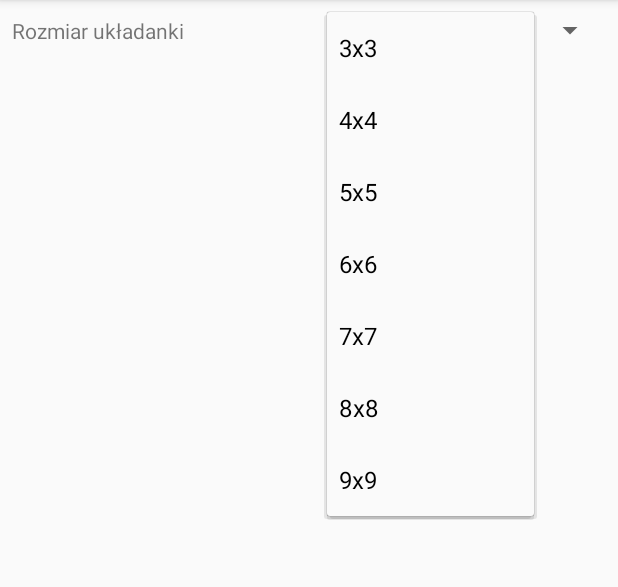
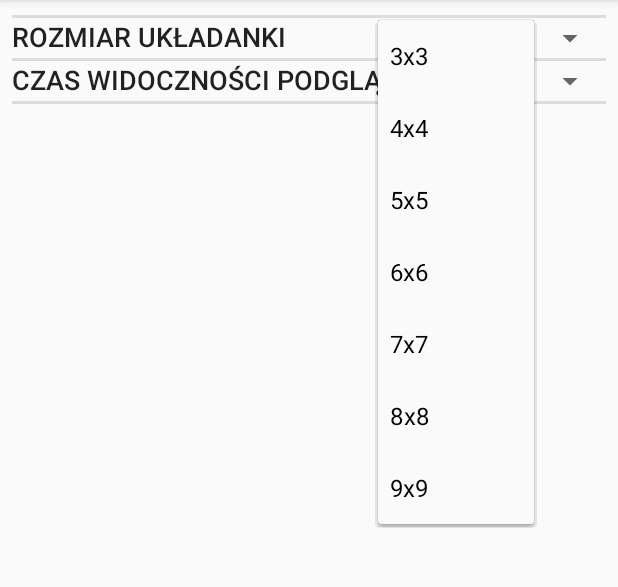
Before and after one commit to Nidckon/nPictureSlider, an Android app: the SettingsActivity screen opened directly, with no data from a screen before it, after a tap on "4x4", on a phone screen of 412 x 824 dp, the part 84-671 px from its top. Run offline under Robolectric (Android 15) with nearby library versions, the phone set to English and light mode, and no system bars.

Commit message:
zachowywanie nowych ustawień

```diff
--- a/app/src/main/java/pl/nidckon/npictureslider/SettingsActivity.kt
+++ b/app/src/main/java/pl/nidckon/npictureslider/SettingsActivity.kt
@@ -5,6 +5,7 @@ import android.os.Bundle
 import android.view.View
 import android.widget.AdapterView
 import android.widget.Spinner
+import pl.nidckon.npictureslider.Settings.Companion.const
 
 class SettingsActivity : AppCompatActivity(), AdapterView.OnItemSelectedListener {
     private val size = Settings.getSettings().size
@@ -13,21 +14,61 @@ class SettingsActivity : AppCompatActivity(), AdapterView.OnItemSelectedListener
     override fun onCreate(savedInstanceState: Bundle?) {
         super.onCreate(savedInstanceState)
         setContentView(R.layout.settings)
-        val spinner = findViewById<Spinner>(R.id.spinner)
+        initSize()
+        initTime()
+    }
+
+    private fun initSize() {
+        val spinner = findViewById<Spinner>(R.id.partsAmount)
         spinner.setSelection(size-min, false)
         spinner.invalidate()
         spinner.onItemSelectedListener = this
     }
 
+    private fun initTime() {
+        val spinner = findViewById<Spinner>(R.id.previewTime)
+        spinner.setSelection(getTimePositionByValue(Settings.getSettings().previewTime), false)
+        spinner.invalidate()
+        spinner.onItemSelectedListener = this
+    }
+
+    private fun getTimePositionByValue(value:Int): Int {
+        Logger.get().i(this,"resources string array: ${resources.getStringArray(R.array.preview_time).toList()}")
+        Logger.get().i(this,"resources string array values: ${resources.getStringArray(R.array.preview_time_values).toList()}")
+        return resources.getStringArray(R.array.preview_time_values)
+                .mapIndexed { index, v -> if (v.toInt()==value) index else null }
+                .first { v -> v != null }?: 0
+    }
+
     override fun onNothingSelected(parent: AdapterView<*>?) {}
 
     override fun onItemSelected(parent: AdapterView<*>?, view: View?, position: Int, id: Long) {
+        Logger.get().i(this, "Catch event: [position= $position, id= $id, parent= ${parent?.id}, view= ${view?.id?.toLong()}]")
+        Logger.get().i(this, "Event when TIME[${R.id.previewTime}] and SIZE[${R.id.partsAmount}]")
+        when(parent?.id) {
+            R.id.partsAmount -> onPicturePartsChange(position)
+            R.id.previewTime -> onPreviewTimeChange(position)
+        }
+    }
+
+    private fun onPreviewTimeChange(position: Int) {
+        val times = resources.getStringArray(R.array.preview_time_values)
+        val newVal = times[position].toInt()
+        Logger.get().i(this, "<< Settings-Time: $newVal")
+        Settings.getSettings().previewTime = newVal
+        getSharedPreferences(const.PREF_NAME, 0)
+                .edit()
+                .putInt(const.TIME, newVal)
+                .apply()
+    }
+
+    private fun onPicturePartsChange(position: Int) {
         val newSize = (min + position)
         Logger.get().i(this, "<< Settings-Size: $newSize")
         Settings.getSettings().size = newSize
-        getSharedPreferences("pictureslider", 0)
+        getSharedPreferences(const.PREF_NAME, 0)
                 .edit()
-                .putInt("size", newSize)
+                .putInt(const.SIZE, newSize)
                 .apply()
     }
 }
--- a/app/src/main/res/layout/settings.xml
+++ b/app/src/main/res/layout/settings.xml
@@ -25,6 +25,7 @@
             android:layout_height="wrap_content"
             android:orientation="vertical">
 
+            <View style="@style/Divider"/>
             <LinearLayout
                 android:layout_width="match_parent"
                 android:layout_height="match_parent"
@@ -37,16 +38,48 @@
                     android:layout_width="wrap_content"
                     android:layout_height="wrap_content"
                     android:layout_weight="1"
-                    android:text="Rozmiar układanki" />
+                    android:text="Rozmiar układanki"
+                    android:textAppearance="@style/TextAppearance.AppCompat.Button"
+                    android:textSize="18sp" />
 
                 <Spinner
-                    android:id="@+id/spinner"
+                    android:id="@+id/partsAmount"
                     android:layout_width="wrap_content"
                     android:layout_height="wrap_content"
+                    android:textAlignment="textEnd"
+                    android:gravity="end"
                     android:layout_weight="1"
                     android:dropDownWidth="match_parent"
                     android:entries="@array/puzzle_size" />
             </LinearLayout>
+            <View style="@style/Divider"/>
+            <LinearLayout
+                android:layout_width="match_parent"
+                android:layout_height="match_parent"
+                android:orientation="horizontal"
+                app:layout_constraintEnd_toEndOf="parent"
+                app:layout_constraintStart_toEndOf="@+id/scrollView2">
+
+                <TextView
+                    android:id="@+id/label2"
+                    android:layout_width="wrap_content"
+                    android:layout_height="wrap_content"
+                    android:layout_weight="1"
+                    android:text="Czas widoczności podglądu [s]:"
+                    android:textAppearance="@style/TextAppearance.AppCompat.Button"
+                    android:textSize="18sp" />
+
+                <Spinner
+                    android:id="@+id/previewTime"
+                    android:layout_width="wrap_content"
+                    android:layout_height="wrap_content"
+                    android:textAlignment="textEnd"
+                    android:gravity="end"
+                    android:layout_weight="1"
+                    android:dropDownWidth="match_parent"
+                    android:entries="@array/preview_time" />
+            </LinearLayout>
+            <View style="@style/Divider"/>
         </LinearLayout>
     </ScrollView>
 
--- a/app/src/main/res/values/strings.xml
+++ b/app/src/main/res/values/strings.xml
@@ -10,4 +10,19 @@
         <item value="8">8x8</item>
         <item value="9">9x9</item>
     </string-array>
+
+    <string-array name="preview_time">
+        <item value="-1">∞</item>
+        <item value="3">3</item>
+        <item value="5">5</item>
+        <item value="10">10</item>
+    </string-array>
+
+    <string-array name="preview_time_values">
+        <item value="-1">-1</item>
+        <item value="3">3</item>
+        <item value="5">5</item>
+        <item value="10">10</item>
+    </string-array>
+
 </resources>
--- a/app/src/main/res/values/styles.xml
+++ b/app/src/main/res/values/styles.xml
@@ -8,4 +8,10 @@
         <item name="colorAccent">@color/colorAccent</item>
     </style>
 
+    <style name="Divider">
+        <item name="android:layout_width">match_parent</item>
+        <item name="android:layout_height">2dp</item>
+        <item name="android:layout_marginTop">2dp</item>
+        <item name="android:background">?android:attr/listDivider</item>
+    </style>
 </resources>
--- a/logger/src/main/AndroidManifest.xml
+++ /dev/null
@@ -1,2 +0,0 @@
-<manifest xmlns:android="http://schemas.android.com/apk/res/android"
-    package="pl.nidckon.logger" />
--- a/logger/src/main/res/values/strings.xml
+++ /dev/null
@@ -1,3 +0,0 @@
-<resources>
-    <string name="app_name">logger</string>
-</resources>
```
Also changed, not shown: app/src/main/java/pl/nidckon/npictureslider/MainActivity.kt (+9 -3 lines), app/src/main/java/pl/nidckon/npictureslider/Settings.kt (+9 -1 lines), app/src/main/res/layout/activity_game.xml (+17 -0 lines), logger/build.gradle (deleted, +0 -40 lines), logger/src/main/java/pl/nidckon/logger/Logger.kt (deleted, +0 -35 lines), logger/src/main/java/pl/nidckon/logger/helper.kt (deleted, +0 -21 lines), 4 other files.
